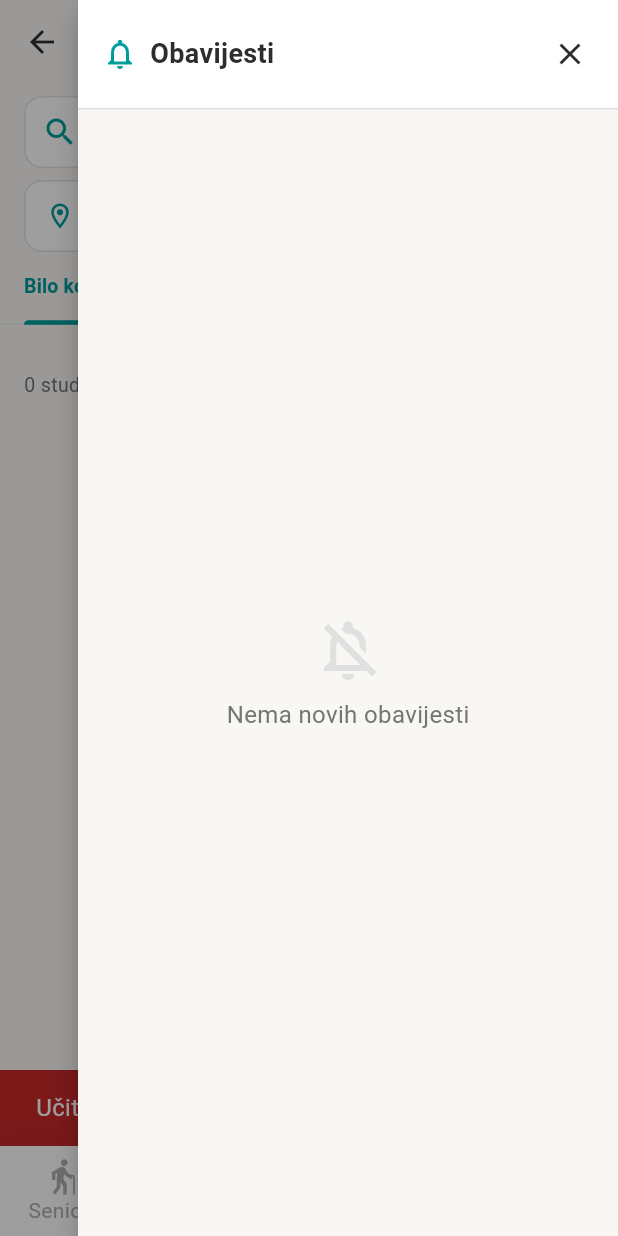
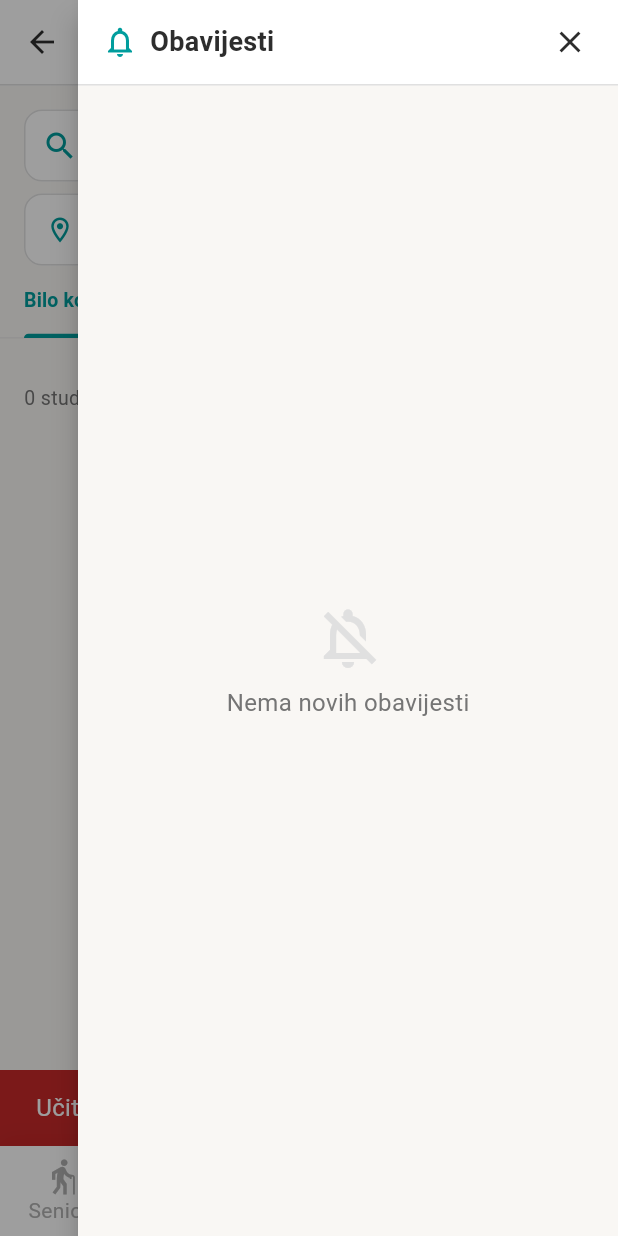
Before and after one commit to splivalo/helpi_administrator, a Flutter app: the ResponsiveShell screen opened directly with empty values, item 2 of the bottom bar chosen, after a tap on the "notifications" icon, on a phone screen of 412 x 824 dp. Run offline on Flutter 3.47's test engine with Material 3 defaults, Android fonts, the phone set to English and light mode, and no system bars; our stand-ins replace dio, fl_chart, flutter_riverpod, flutter_svg, shared_preferences; missing offline and left inert: dart:html, excel, file_selector, signalr_netcore; accounts and stored records are empty; network calls fail.

Commit message:
feat: UI polish  unified AppBar/sidebar/notification header heights, white AppBars, consistent padding (0 errors maintained)

```diff
--- a/lib/app/theme.dart
+++ b/lib/app/theme.dart
@@ -66,7 +66,7 @@
     ),
     scaffoldBackgroundColor: background,
     appBarTheme: const AppBarTheme(
-      backgroundColor: background,
+      backgroundColor: surface,
       foregroundColor: textPrimary,
       elevation: 0,
       scrolledUnderElevation: 0,
--- a/lib/core/widgets/notification_bell.dart
+++ b/lib/core/widgets/notification_bell.dart
@@ -140,13 +140,9 @@
                   children: [
                     // ── Header ──
                     Container(
-                      padding: const EdgeInsets.fromLTRB(16, 12, 8, 12),
-                      decoration: const BoxDecoration(
-                        color: Colors.white,
-                        border: Border(
-                          bottom: BorderSide(color: HelpiTheme.border),
-                        ),
-                      ),
+                      height: kToolbarHeight,
+                      padding: const EdgeInsets.fromLTRB(16, 0, 8, 0),
+                      color: Colors.white,
                       child: Row(
                         children: [
                           const Icon(
@@ -170,6 +166,11 @@
                           ),
                         ],
                       ),
+                    ),
+                    const Divider(
+                      height: 1,
+                      thickness: 1,
+                      color: HelpiTheme.border,
                     ),
 
                     // ── List ──
--- a/lib/features/analytics/presentation/analytics_screen.dart
+++ b/lib/features/analytics/presentation/analytics_screen.dart
@@ -345,6 +345,10 @@
     return Scaffold(
       appBar: AppBar(
         title: Text(AppStrings.dashboardTitle),
+        bottom: const PreferredSize(
+          preferredSize: Size.fromHeight(1),
+          child: Divider(height: 1, thickness: 1, color: HelpiTheme.border),
+        ),
         actions: const [NotificationBell()],
       ),
       body: SingleChildScrollView(
--- a/lib/features/chat/presentation/chat_screen.dart
+++ b/lib/features/chat/presentation/chat_screen.dart
@@ -28,7 +28,13 @@
     if (isWide) {
       // ── Desktop: split view ──
       return Scaffold(
-        appBar: AppBar(title: Text(AppStrings.chatTitle)),
+        appBar: AppBar(
+          title: Text(AppStrings.chatTitle),
+          bottom: const PreferredSize(
+            preferredSize: Size.fromHeight(1),
+            child: Divider(height: 1, thickness: 1, color: HelpiTheme.border),
+          ),
+        ),
         body: Row(
           children: [
             SizedBox(
@@ -75,7 +81,13 @@
 
     // ── Mobile: room list only, tap opens chat ──
     return Scaffold(
-      appBar: AppBar(title: Text(AppStrings.chatTitle)),
+      appBar: AppBar(
+        title: Text(AppStrings.chatTitle),
+        bottom: const PreferredSize(
+          preferredSize: Size.fromHeight(1),
+          child: Divider(height: 1, thickness: 1, color: HelpiTheme.border),
+        ),
+      ),
       body: _ChatRoomList(
         selectedRoomId: null,
         onRoomSelected: (room) {
--- a/lib/features/seniors/presentation/seniors_screen.dart
+++ b/lib/features/seniors/presentation/seniors_screen.dart
@@ -240,6 +240,10 @@
     return Scaffold(
       appBar: AppBar(
         title: Text(AppStrings.seniorsTitle),
+        bottom: const PreferredSize(
+          preferredSize: Size.fromHeight(1),
+          child: Divider(height: 1, thickness: 1, color: HelpiTheme.border),
+        ),
         actions: [
           if (MediaQuery.sizeOf(context).width >= 900)
             IconButton(
@@ -262,7 +266,7 @@
         children: [
           // ── Search bar + City filter ──
           Padding(
-            padding: const EdgeInsets.fromLTRB(16, 8, 16, 0),
+            padding: const EdgeInsets.fromLTRB(16, 16, 16, 0),
             child: LayoutBuilder(
               builder: (context, constraints) {
                 final cities = _cityOptions.isNotEmpty
--- a/lib/features/settings/presentation/settings_screen.dart
+++ b/lib/features/settings/presentation/settings_screen.dart
@@ -233,6 +233,10 @@
     return Scaffold(
       appBar: AppBar(
         title: Text(AppStrings.settingsTitle),
+        bottom: const PreferredSize(
+          preferredSize: Size.fromHeight(1),
+          child: Divider(height: 1, thickness: 1, color: HelpiTheme.border),
+        ),
         actions: [
           if (_editing) ...[
             TextButton(
@@ -272,7 +276,7 @@
       ),
       body: SafeArea(
         child: Padding(
-          padding: const EdgeInsets.fromLTRB(16, 8, 16, 0),
+          padding: const EdgeInsets.fromLTRB(16, 16, 16, 0),
           child: LayoutBuilder(
             builder: (context, constraints) {
               final wide = constraints.maxWidth >= 600;
--- a/lib/features/students/presentation/students_screen.dart
+++ b/lib/features/students/presentation/students_screen.dart
@@ -401,6 +401,10 @@
     return Scaffold(
       appBar: AppBar(
         title: Text(AppStrings.studentsTitle),
+        bottom: const PreferredSize(
+          preferredSize: Size.fromHeight(1),
+          child: Divider(height: 1, thickness: 1, color: HelpiTheme.border),
+        ),
         actions: [
           if (MediaQuery.sizeOf(context).width >= 900)
             IconButton(
@@ -417,7 +421,7 @@
         children: [
           // ── Search bar + City filter ──
           Padding(
-            padding: const EdgeInsets.fromLTRB(16, 8, 16, 0),
+            padding: const EdgeInsets.fromLTRB(16, 16, 16, 0),
             child: LayoutBuilder(
               builder: (context, constraints) {
                 final cities =
```
Also changed, not shown: lib/app/responsive_shell.dart (+18 -13 lines).
